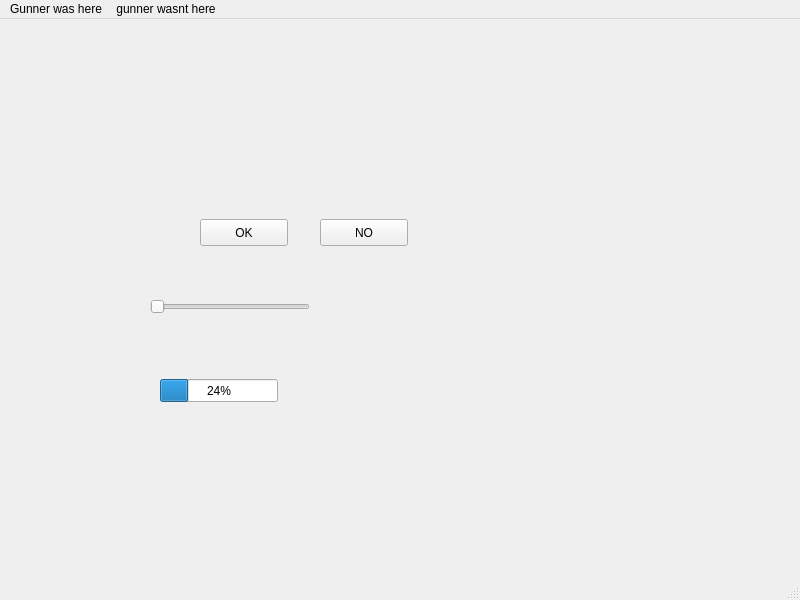
Old version of the form src/mainwindow.ui in the repository gunnerdumas/parkinson_app.
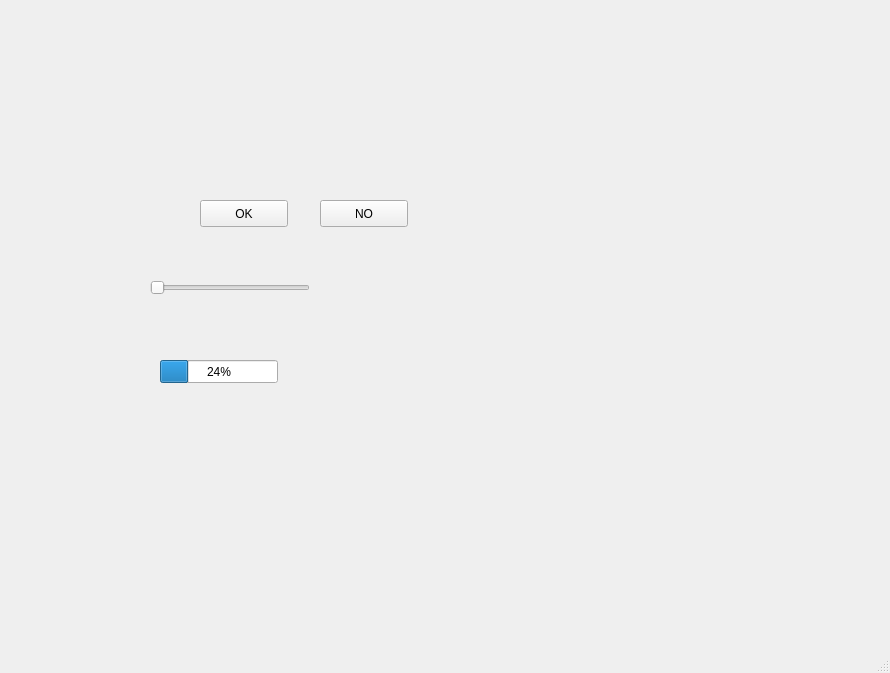
New version of the form.

Commit message: updated menu bar and change title

Diff of the .ui file:
```diff
--- a/src/mainwindow.ui
+++ b/src/mainwindow.ui
@@ -6,12 +6,15 @@
    <rect>
     <x>0</x>
     <y>0</y>
-    <width>800</width>
-    <height>600</height>
+    <width>890</width>
+    <height>673</height>
    </rect>
   </property>
   <property name="windowTitle">
-   <string>MainWindow</string>
+   <string>Parkinson Firmware Updater</string>
+  </property>
+  <property name="tabShape">
+   <enum>QTabWidget::Rounded</enum>
   </property>
   <widget class="QWidget" name="centralwidget">
    <widget class="QPushButton" name="okBtn">
@@ -67,32 +70,6 @@
     </property>
    </widget>
   </widget>
-  <widget class="QMenuBar" name="menubar">
-   <property name="geometry">
-    <rect>
-     <x>0</x>
-     <y>0</y>
-     <width>800</width>
-     <height>24</height>
-    </rect>
-   </property>
-   <widget class="QMenu" name="menuGunner_was_here">
-    <property name="title">
-     <string>Gunner was here</string>
-    </property>
-   </widget>
-   <widget class="QMenu" name="menugunner_wasnt_here">
-    <property name="title">
-     <string>gunner wasnt here</string>
-    </property>
-    <addaction name="actionddfdf"/>
-    <addaction name="actiondfdfd"/>
-    <addaction name="actionff"/>
-    <addaction name="actionaa"/>
-   </widget>
-   <addaction name="menuGunner_was_here"/>
-   <addaction name="menugunner_wasnt_here"/>
-  </widget>
   <widget class="QStatusBar" name="statusbar"/>
   <action name="actionddfdf">
    <property name="text">
```
